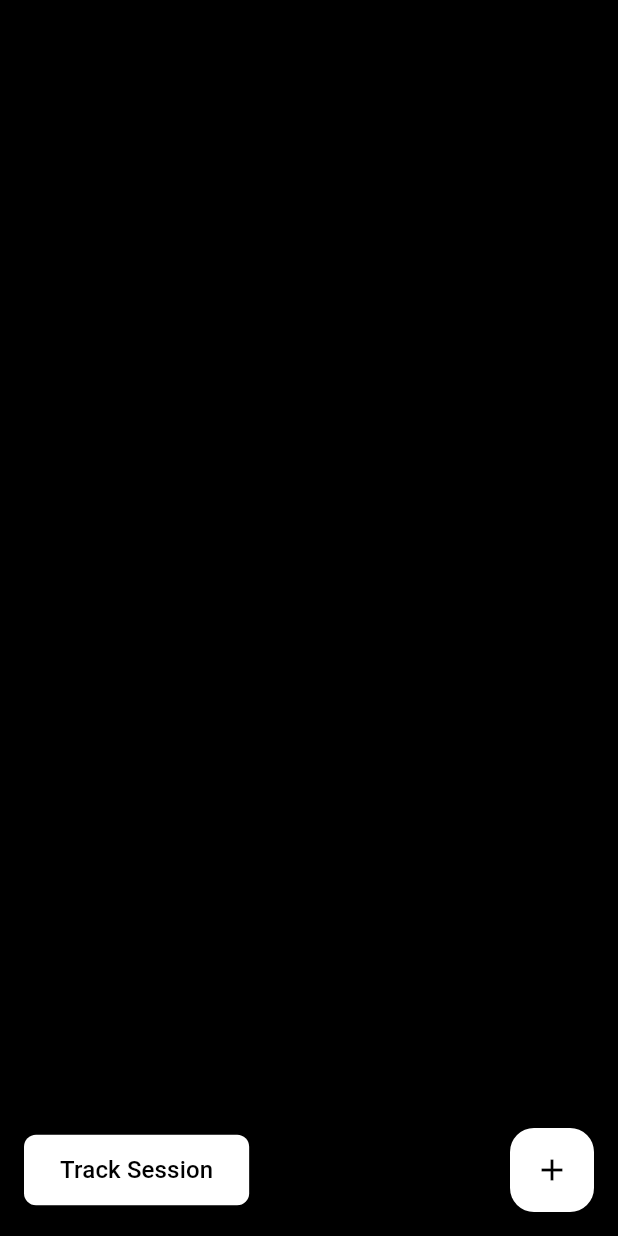
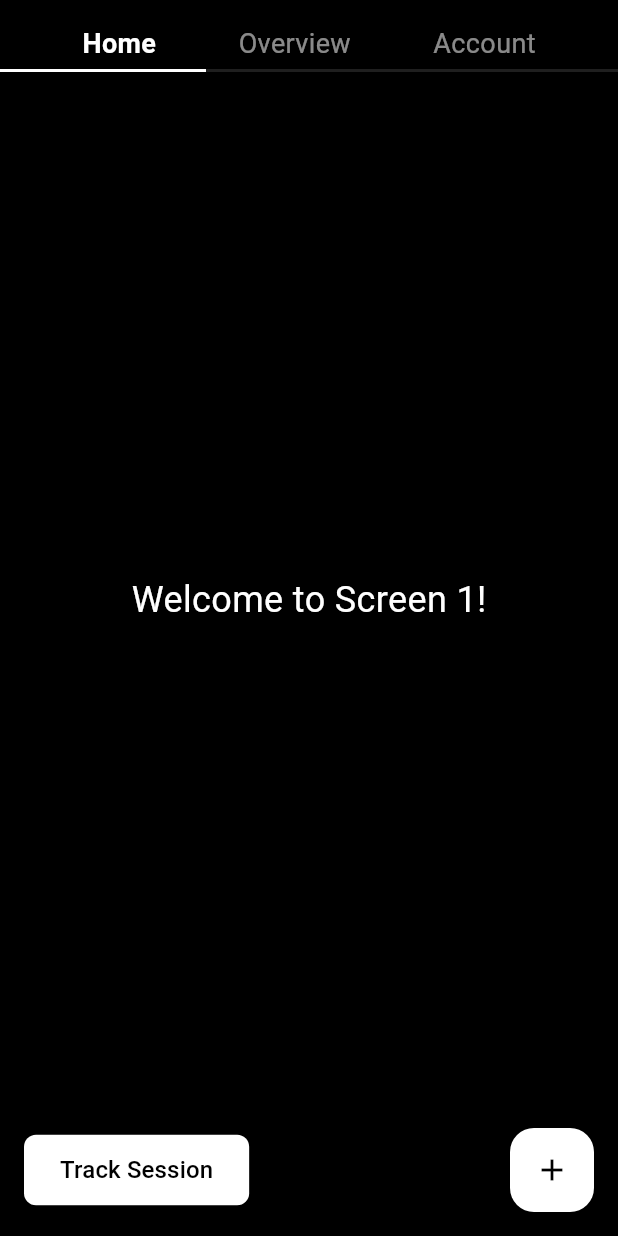
Before and after one commit to JoshuaIsph/SessionTrack, a Flutter app: the screen it shows after launch, after a tap on the "add" icon, on a phone screen of 412 x 824 dp. Run offline on Flutter 3.47's test engine with Material 3 defaults, Android fonts, the phone set to English and light mode, and no system bars.

Commit message:
added basic screens

```diff
--- a/sessiontrack/lib/app/app.dart
+++ b/sessiontrack/lib/app/app.dart
@@ -1,7 +1,10 @@
 import 'package:flutter/material.dart';
 import 'package:provider/provider.dart';
-import '../features/home/view/home_view.dart';
-import '../features/home/viewmodel/home_viewmodel.dart';
+import '../features/screen1/viewmodel/screen1_viewmodel.dart';
+import '../features/screen2/viewmodel/screen2_viewmodel.dart';
+import '../features/screen3/viewmodel/screen3_viewmodel.dart';
+import 'screen_manager.dart';
+import 'screen_manager_viewmodel.dart';
 
 class SessionTrackApp extends StatelessWidget {
   const SessionTrackApp({super.key});
@@ -9,12 +12,19 @@ class SessionTrackApp extends StatelessWidget {
   @override
   Widget build(BuildContext context) {
     return MultiProvider(
-      providers: [ChangeNotifierProvider(create: (_) => HomeViewModel())],
+      providers: [
+        // ViewModels for each screen
+        ChangeNotifierProvider(create: (_) => Screen1ViewModel()),
+        ChangeNotifierProvider(create: (_) => Screen2ViewModel()),
+        ChangeNotifierProvider(create: (_) => Screen3ViewModel()),
+        // Screen manager ViewModel
+        ChangeNotifierProvider(create: (_) => ScreenManagerViewModel()),
+      ],
       child: MaterialApp(
         debugShowCheckedModeBanner: false,
         title: 'SessionTrack',
-        theme: ThemeData.dark(), // default dark theme
-        home: const HomeView(),
+        theme: ThemeData.dark(),
+        home: const ScreenManager(),
       ),
     );
   }
--- /dev/null
+++ b/sessiontrack/lib/app/screen_manager.dart
@@ -0,0 +1,82 @@
+import 'package:flutter/material.dart';
+import 'package:provider/provider.dart';
+
+import '../features/screen1/view/screen1_view.dart';
+import '../features/screen2/view/screen2_view.dart';
+import '../features/screen3/view/screen3_view.dart';
+import 'screen_manager_viewmodel.dart';
+
+class ScreenManager extends StatelessWidget {
+  const ScreenManager({super.key});
+
+  @override
+  Widget build(BuildContext context) {
+    final viewModel = context.watch<ScreenManagerViewModel>();
+    final pageController = PageController(initialPage: viewModel.currentPage);
+
+    final titles = ['Home', 'Overview', 'Account'];
+
+    return Scaffold(
+      body: Column(
+        children: [
+          // Persistent titles row
+          Container(
+            color: Colors.black,
+            padding: const EdgeInsets.symmetric(vertical: 16),
+            child: Column(
+              children: [
+                Row(
+                  mainAxisAlignment: MainAxisAlignment.spaceEvenly,
+                  children: titles.map((title) {
+                    final index = titles.indexOf(title);
+                    final isActive = index == viewModel.currentPage;
+
+                    return Text(
+                      title,
+                      style: TextStyle(
+                        color: isActive ? Colors.white : Colors.white54,
+                        fontSize: 18,
+                        fontWeight: isActive
+                            ? FontWeight.bold
+                            : FontWeight.normal,
+                      ),
+                    );
+                  }).toList(),
+                ),
+                const SizedBox(height: 4),
+                // Dynamic underline
+                Stack(
+                  children: [
+                    Container(height: 2, color: Colors.white12),
+                    AnimatedAlign(
+                      alignment: Alignment(
+                        -1.0 + 1.0 * viewModel.currentPage,
+                        0,
+                      ),
+                      duration: const Duration(milliseconds: 300),
+                      child: Container(
+                        width:
+                            MediaQuery.of(context).size.width / titles.length,
+                        height: 2,
+                        color: Colors.white,
+                      ),
+                    ),
+                  ],
+                ),
+              ],
+            ),
+          ),
+
+          // PageView
+          Expanded(
+            child: PageView(
+              controller: pageController,
+              onPageChanged: (index) => viewModel.setPage(index),
+              children: const [Screen1View(), Screen2View(), Screen3View()],
+            ),
+          ),
+        ],
+      ),
+    );
+  }
+}
--- /dev/null
+++ b/sessiontrack/lib/app/screen_manager_viewmodel.dart
@@ -0,0 +1,18 @@
+import 'package:flutter/material.dart';
+
+class ScreenManagerViewModel extends ChangeNotifier {
+  int _currentPage = 0;
+
+  // Titles for all screens
+  final List<String> _titles = ['Home', 'Overview', 'Account'];
+
+  int get currentPage => _currentPage;
+  String get currentTitle => _titles[_currentPage];
+
+  void setPage(int page) {
+    if (_currentPage != page) {
+      _currentPage = page;
+      notifyListeners(); // Notifies UI to rebuild AppBar title
+    }
+  }
+}
--- a/sessiontrack/lib/features/home/model/home_model.dart
+++ /dev/null
@@ -1,5 +0,0 @@
-class HomeModel {
-  final String title;
-
-  HomeModel({required this.title});
-}
--- a/sessiontrack/lib/features/home/viewmodel/home_viewmodel.dart
+++ /dev/null
@@ -1,4 +0,0 @@
-import 'package:flutter/material.dart';
-import '../model/home_model.dart';
-
-class HomeViewModel extends ChangeNotifier {}
--- /dev/null
+++ b/sessiontrack/lib/features/screen1/model/screen1_model.dart
@@ -0,0 +1,13 @@
+import 'package:flutter/material.dart';
+
+class Screen1ViewModel extends ChangeNotifier {
+  void trackSession() {
+    // TODO: implement your tracking logic
+    debugPrint('Track Session button pressed');
+  }
+
+  void addItem() {
+    // TODO: implement "+" button logic
+    debugPrint('Add "+" button pressed');
+  }
+}
--- a/sessiontrack/lib/features/home/view/home_view.dart
+++ b/sessiontrack/lib/features/screen1/view/screen1_view.dart
@@ -1,24 +1,28 @@
 import 'package:flutter/material.dart';
 import 'package:provider/provider.dart';
-import '../viewmodel/home_viewmodel.dart';
+import '../viewmodel/screen1_viewmodel.dart';
 
-class HomeView extends StatelessWidget {
-  const HomeView({super.key});
+class Screen1View extends StatelessWidget {
+  const Screen1View({super.key});
 
   @override
   Widget build(BuildContext context) {
-    final viewModel = context.watch<HomeViewModel>();
+    final viewModel = context.watch<Screen1ViewModel>();
 
     return Scaffold(
       backgroundColor: Colors.black,
-      appBar: AppBar(backgroundColor: Colors.black, elevation: 0),
-
+      body: const Center(
+        child: Text(
+          'Welcome to Screen 1!',
+          style: TextStyle(color: Colors.white, fontSize: 24),
+        ),
+      ),
       bottomNavigationBar: Padding(
         padding: const EdgeInsets.symmetric(horizontal: 16, vertical: 16),
         child: Row(
           mainAxisAlignment: MainAxisAlignment.spaceBetween,
           children: [
-            // Left rectangular "Track Session" button
+            // Track Session Button
             ElevatedButton(
               style: ElevatedButton.styleFrom(
                 backgroundColor: Colors.white,
@@ -31,18 +35,19 @@ class HomeView extends StatelessWidget {
                 ),
               ),
               onPressed: () {
-                // TODO: Add "Track Session" action
+                viewModel.trackSession(); // Call ViewModel method
               },
               child: const Text(
                 'Track Session',
                 style: TextStyle(color: Colors.black, fontSize: 16),
               ),
             ),
-            // Right circular "+" button
+
+            // Circular "+" Button
             FloatingActionButton(
               backgroundColor: Colors.white,
               onPressed: () {
-                // TODO: Add "+" button action
+                viewModel.addItem(); // Call ViewModel method
               },
               child: const Icon(Icons.add, color: Colors.black),
             ),
--- /dev/null
+++ b/sessiontrack/lib/features/screen1/viewmodel/screen1_viewmodel.dart
@@ -0,0 +1,19 @@
+import 'package:flutter/material.dart';
+
+class Screen1ViewModel extends ChangeNotifier {
+  // Example state (optional)
+  int itemsCount = 0;
+
+  // Called when "Track Session" button is pressed
+  void trackSession() {
+    // TODO: implement your tracking logic
+    debugPrint('Track Session button pressed');
+  }
+
+  // Called when "+" button is pressed
+  void addItem() {
+    itemsCount += 1;
+    debugPrint('Added item #$itemsCount');
+    notifyListeners(); // notify UI if needed
+  }
+}
--- /dev/null
+++ b/sessiontrack/lib/features/screen2/model/screen2_model.dart
@@ -0,0 +1,6 @@
+class Screen2Model {
+  String title;
+  String description;
+
+  Screen2Model({required this.title, required this.description});
+}
--- /dev/null
+++ b/sessiontrack/lib/features/screen2/view/screen2_view.dart
@@ -0,0 +1,62 @@
+import 'package:flutter/material.dart';
+import 'package:provider/provider.dart';
+import '../viewmodel/screen2_viewmodel.dart';
+
+class Screen2View extends StatelessWidget {
+  const Screen2View({super.key});
+
+  @override
+  Widget build(BuildContext context) {
+    final viewModel = context.watch<Screen2ViewModel>();
+
+    return Scaffold(
+      backgroundColor: Colors.blueGrey.shade900,
+      body: Center(
+        child: Column(
+          mainAxisAlignment: MainAxisAlignment.center,
+          children: [
+            // Title from ViewModel
+            Text(
+              viewModel.data.title,
+              style: const TextStyle(
+                color: Colors.white,
+                fontSize: 28,
+                fontWeight: FontWeight.bold,
+              ),
+            ),
+            const SizedBox(height: 16),
+
+            // Description from ViewModel
+            Text(
+              viewModel.data.description,
+              style: const TextStyle(color: Colors.white70, fontSize: 18),
+              textAlign: TextAlign.center,
+            ),
+            const SizedBox(height: 32),
+
+            // Example button to update description
+            ElevatedButton(
+              onPressed: () {
+                viewModel.updateDescription("You tapped the button!");
+              },
+              style: ElevatedButton.styleFrom(
+                backgroundColor: Colors.white,
+                padding: const EdgeInsets.symmetric(
+                  horizontal: 24,
+                  vertical: 12,
+                ),
+                shape: RoundedRectangleBorder(
+                  borderRadius: BorderRadius.circular(8),
+                ),
+              ),
+              child: const Text(
+                "Update Description",
+                style: TextStyle(color: Colors.black, fontSize: 16),
+              ),
+            ),
+          ],
+        ),
+      ),
+    );
+  }
+}
--- /dev/null
+++ b/sessiontrack/lib/features/screen2/viewmodel/screen2_viewmodel.dart
@@ -0,0 +1,29 @@
+import 'package:flutter/material.dart';
+import '../model/screen2_model.dart';
+
+class Screen2ViewModel extends ChangeNotifier {
+  // Screen2 state
+  Screen2Model _data = Screen2Model(
+    title: "Screen 2",
+    description: "This is the second screen.",
+  );
+
+  Screen2Model get data => _data;
+
+  // Update the title
+  void updateTitle(String newTitle) {
+    _data.title = newTitle;
+    notifyListeners(); // Notifies the UI to rebuild
+  }
+
+  // Update the description
+  void updateDescription(String newDescription) {
+    _data.description = newDescription;
+    notifyListeners();
+  }
+
+  // Example action
+  void exampleAction() {
+    debugPrint('Screen2 action executed');
+  }
+}
--- /dev/null
+++ b/sessiontrack/lib/features/screen3/model/screen3_model.dart
@@ -0,0 +1,11 @@
+class Screen3Model {
+  String username;
+  String email;
+  bool notificationsEnabled;
+
+  Screen3Model({
+    required this.username,
+    required this.email,
+    this.notificationsEnabled = true,
+  });
+}
--- /dev/null
+++ b/sessiontrack/lib/features/screen3/view/screen3_view.dart
@@ -0,0 +1,63 @@
+import 'package:flutter/material.dart';
+import 'package:provider/provider.dart';
+import '../viewmodel/screen3_viewmodel.dart';
+
+class Screen3View extends StatelessWidget {
+  const Screen3View({super.key});
+
+  @override
+  Widget build(BuildContext context) {
+    final viewModel = context.watch<Screen3ViewModel>();
+
+    return Scaffold(
+      backgroundColor: Colors.green.shade900,
+      body: Padding(
+        padding: const EdgeInsets.all(16),
+        child: Column(
+          mainAxisAlignment: MainAxisAlignment.center,
+          children: [
+            Text(
+              "Account Overview",
+              style: const TextStyle(
+                color: Colors.white,
+                fontSize: 28,
+                fontWeight: FontWeight.bold,
+              ),
+            ),
+            const SizedBox(height: 24),
+
+            // Username
+            Text(
+              "Username: ${viewModel.user.username}",
+              style: const TextStyle(color: Colors.white70, fontSize: 18),
+            ),
+            const SizedBox(height: 8),
+
+            // Email
+            Text(
+              "Email: ${viewModel.user.email}",
+              style: const TextStyle(color: Colors.white70, fontSize: 18),
+            ),
+            const SizedBox(height: 24),
+
+            // Notifications toggle
+            Row(
+              mainAxisAlignment: MainAxisAlignment.center,
+              children: [
+                const Text(
+                  "Notifications",
+                  style: TextStyle(color: Colors.white70, fontSize: 18),
+                ),
+                Switch(
+                  value: viewModel.user.notificationsEnabled,
+                  onChanged: (val) => viewModel.toggleNotifications(),
+                  activeColor: Colors.white,
+                ),
+              ],
+            ),
+          ],
+        ),
+      ),
+    );
+  }
+}
--- /dev/null
+++ b/sessiontrack/lib/features/screen3/viewmodel/screen3_viewmodel.dart
@@ -0,0 +1,29 @@
+import 'package:flutter/material.dart';
+import '../model/screen3_model.dart';
+
+class Screen3ViewModel extends ChangeNotifier {
+  Screen3Model _user = Screen3Model(
+    username: "John Doe",
+    email: "john@example.com",
+  );
+
+  Screen3Model get user => _user;
+
+  // Toggle notifications
+  void toggleNotifications() {
+    _user.notificationsEnabled = !_user.notificationsEnabled;
+    notifyListeners();
+  }
+
+  // Update username
+  void updateUsername(String newName) {
+    _user.username = newName;
+    notifyListeners();
+  }
+
+  // Update email
+  void updateEmail(String newEmail) {
+    _user.email = newEmail;
+    notifyListeners();
+  }
+}
```
